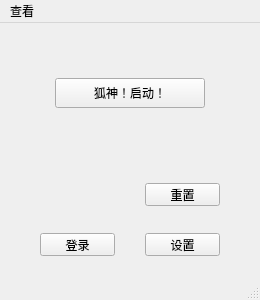
Qt form ui/danmakureaderwindow.ui (MeowDWing/DanmakuReader) before a commit.
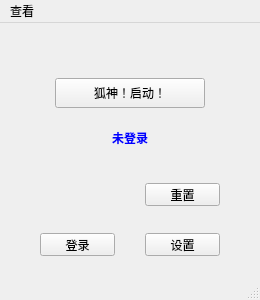
The same form after that commit.

Commit message: v1.0-alpha-part5:     登录部分

Patch:
```diff
--- a/ui/danmakureaderwindow.ui
+++ b/ui/danmakureaderwindow.ui
@@ -96,6 +96,19 @@
      <string>重置</string>
     </property>
    </widget>
+   <widget class="QLabel" name="welcome">
+    <property name="geometry">
+     <rect>
+      <x>55</x>
+      <y>100</y>
+      <width>150</width>
+      <height>30</height>
+     </rect>
+    </property>
+    <property name="text">
+     <string>&lt;html&gt;&lt;head/&gt;&lt;body&gt;&lt;p style=&quot; font-weight:600; color:#0000ff; text-align:center&quot;&gt;未登录&lt;/p&gt;&lt;/body&gt;&lt;/html&gt;</string>
+    </property>
+   </widget>
   </widget>
   <widget class="QStatusBar" name="statusbar"/>
   <widget class="QMenuBar" name="menuBar">
```
The commit also changes 9 other files.
